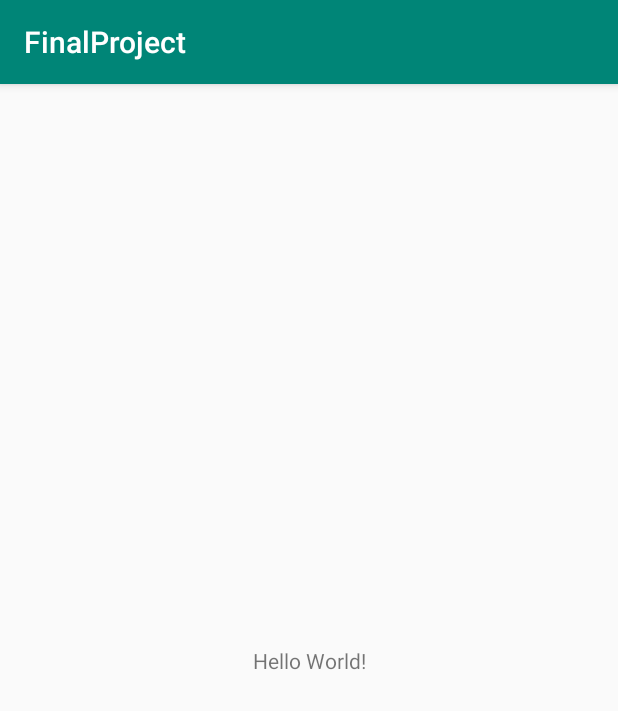
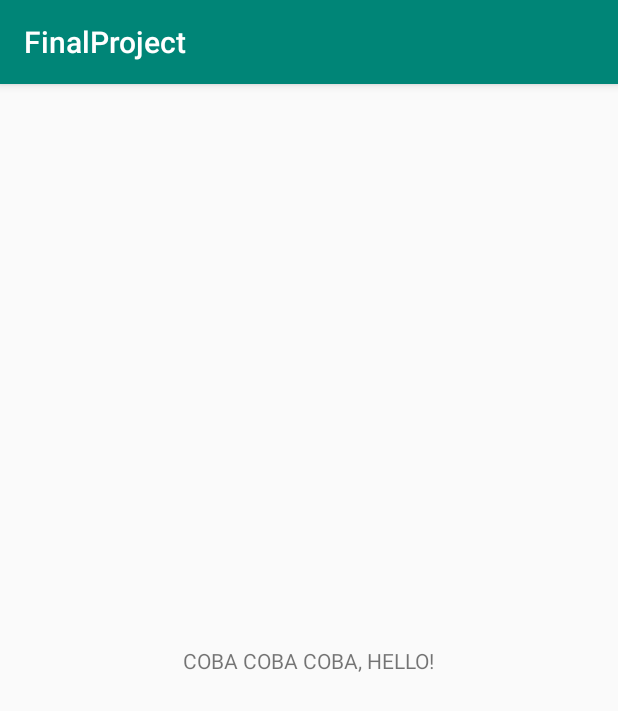
Before and after one commit to fppam4-teamtf/FPPAM4, an Android app: the screen it shows after launch (MainActivity), on a phone screen of 412 x 824 dp. Shown: the top 711 px of the screen. Run offline under Robolectric (Android 15) with nearby library versions, the phone set to English and light mode, and no system bars.

Commit message:
First Commit

```diff
--- a/app/src/main/res/layout/activity_main.xml
+++ b/app/src/main/res/layout/activity_main.xml
@@ -9,7 +9,7 @@
     <TextView
         android:layout_width="wrap_content"
         android:layout_height="wrap_content"
-        android:text="Hello World!"
+        android:text="COBA COBA COBA, HELLO!"
         app:layout_constraintBottom_toBottomOf="parent"
         app:layout_constraintLeft_toLeftOf="parent"
         app:layout_constraintRight_toRightOf="parent"
```
